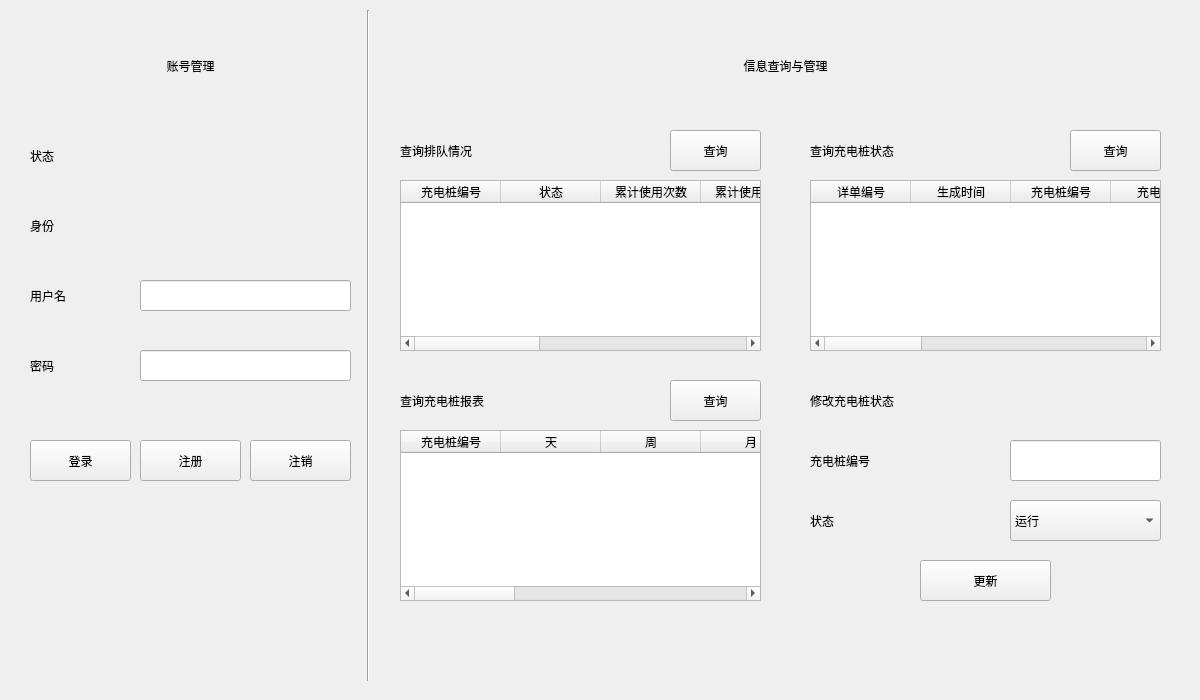
Above: admin/mainwindow.ui from PopChicken/AcssFrontend before the change. Below: the same form after it.
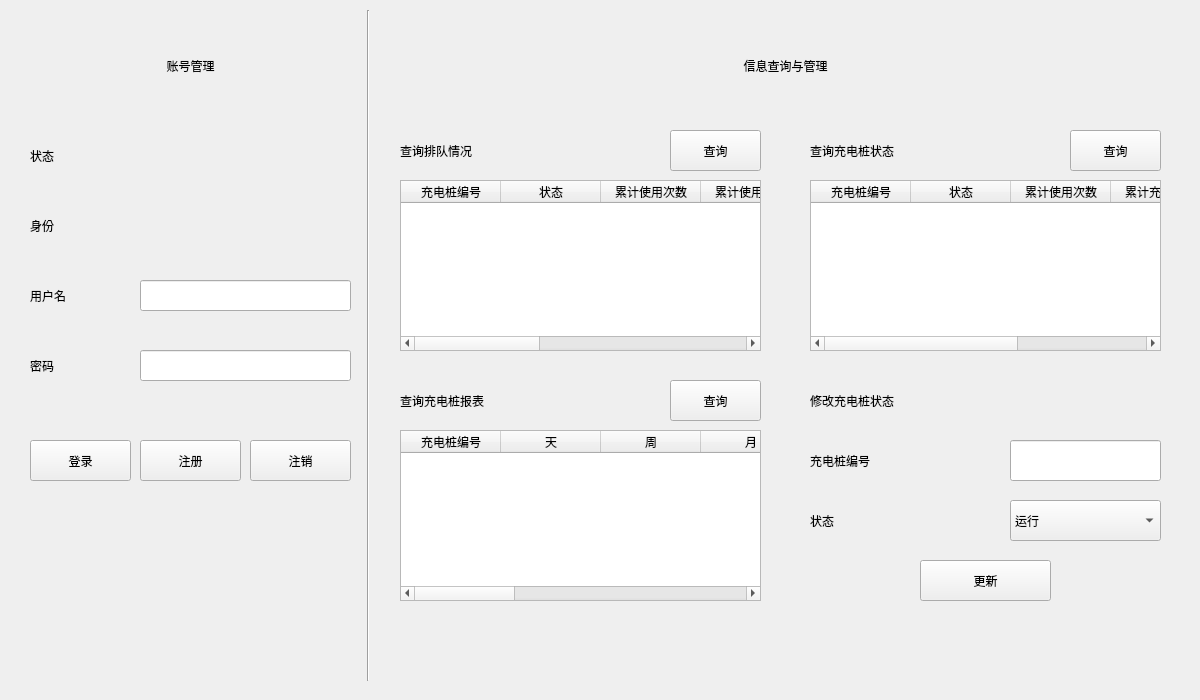
That is the form after the change.

```diff
--- a/admin/mainwindow.ui
+++ b/admin/mainwindow.ui
@@ -358,16 +358,6 @@
        <height>171</height>
       </rect>
      </property>
-     <column>
-      <property name="text">
-       <string>详单编号</string>
-      </property>
-     </column>
-     <column>
-      <property name="text">
-       <string>生成时间</string>
-      </property>
-     </column>
      <column>
       <property name="text">
        <string>充电桩编号</string>
@@ -375,37 +365,22 @@
      </column>
      <column>
       <property name="text">
-       <string>充电电量</string>
+       <string>状态</string>
       </property>
      </column>
      <column>
       <property name="text">
-       <string>充电时长</string>
+       <string>累计使用次数</string>
       </property>
      </column>
      <column>
       <property name="text">
-       <string>启动时间</string>
+       <string>累计充电时间</string>
       </property>
      </column>
      <column>
       <property name="text">
-       <string>停止时间</string>
-      </property>
-     </column>
-     <column>
-      <property name="text">
-       <string>充电费用</string>
-      </property>
-     </column>
-     <column>
-      <property name="text">
-       <string>服务费用</string>
-      </property>
-     </column>
-     <column>
-      <property name="text">
-       <string>总费用</string>
+       <string>累计充电电量</string>
       </property>
      </column>
     </widget>
```
